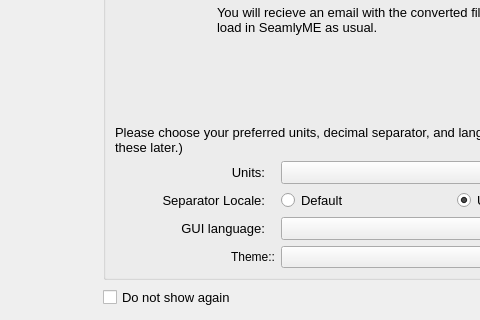
Old version of the form src/app/seamlyme/dialogs/me_welcome_dialog.ui in the repository FashionFreedom/Seamly2D; both pictures show x 0 to 480 and y 130 to 450 of the 650 by 450 pixel window.
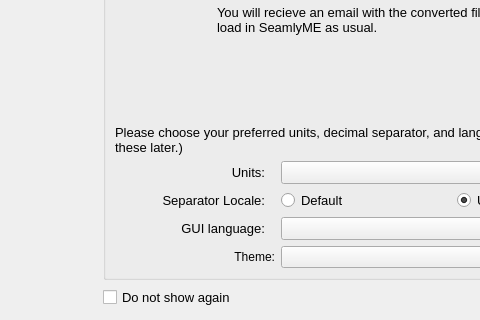
New version of the form. Icons and pictures are not drawn.

```diff
--- a/src/app/seamlyme/dialogs/me_welcome_dialog.ui
+++ b/src/app/seamlyme/dialogs/me_welcome_dialog.ui
@@ -364,7 +364,7 @@
                </font>
               </property>
               <property name="text">
-               <string>Theme::</string>
+               <string>Theme:</string>
               </property>
               <property name="alignment">
                <set>Qt::AlignRight|Qt::AlignTrailing|Qt::AlignVCenter</set>
```
